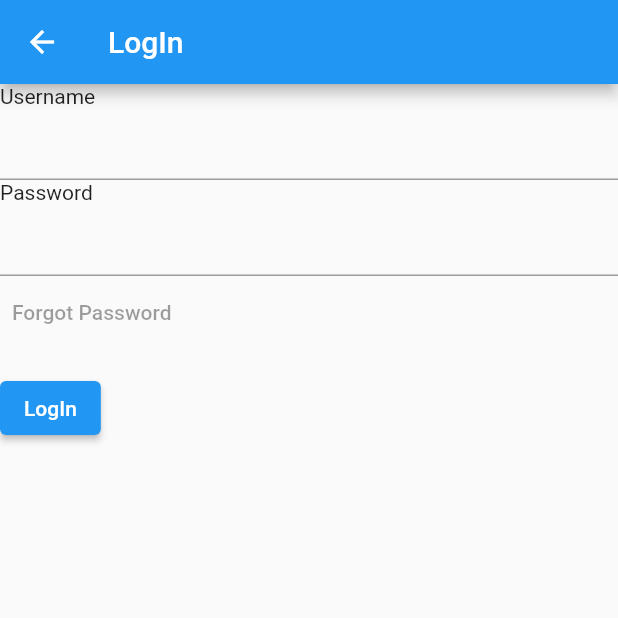
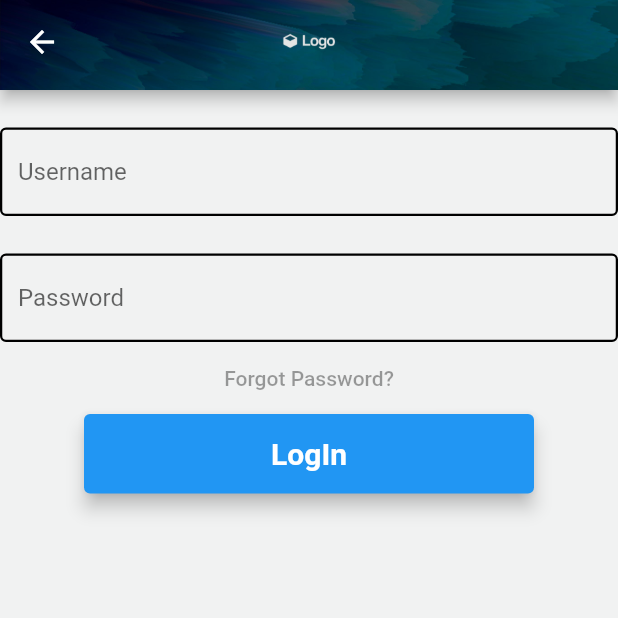
Before and after one commit to LazarM1/flutter-app, a Flutter app: the LogInScreen screen opened directly, on a phone screen of 412 x 824 dp, the top half of it. Run offline on Flutter 3.47's test engine with Material 2 defaults, Android fonts, the phone set to English and light mode, and no system bars.

Commit message:
prepravka ekrana

```diff
--- /dev/null
+++ b/app/form_editing_flutter/lib/Screen/SignIn/signin.dart
@@ -0,0 +1,92 @@
+import 'package:flutter/material.dart';
+import 'package:form_editing_flutter/nav.dart';
+
+class LogInScreen extends StatelessWidget {
+  Widget build(BuildContext context) {
+    return Scaffold(appBar: (Nav()), body: LogInForm());
+  }
+}
+
+class LogInForm extends StatefulWidget {
+  @override
+  _LogInForm createState() => _LogInForm();
+}
+
+class _LogInForm extends State<LogInForm> {
+  final _LogInKey = GlobalKey<FormState>(); //unique id for Form
+  @override
+  Widget build(BuildContext context) {
+    // Build a Form widget using the _formKey created above.
+    return Form(
+        key: _LogInKey,
+        child: Center(
+          child: Column(
+            children: <Widget>[
+              SizedBox(
+                height: 25,
+              ),
+              TextFormField(
+                  validator: (value) {
+                    if (value == null || value.isEmpty) {
+                      return 'Enter Username';
+                    }
+                    return null;
+                  },
+                  decoration: InputDecoration(
+                      hintText: "Username",
+                      focusedBorder: OutlineInputBorder(
+                        borderSide: BorderSide(color: Colors.black, width: 1.5),
+                      ),
+                      enabledBorder: OutlineInputBorder(
+                        borderSide: BorderSide(color: Colors.black, width: 1.5),
+                      ))),
+              SizedBox(
+                height: 25,
+              ),
+              TextFormField(
+                  validator: (value) {
+                    if (value == null || value.isEmpty) {
+                      return 'Enter Password';
+                    }
+                    return null;
+                  },
+                  obscureText: true,
+                  decoration: InputDecoration(
+                      hintText: "Password",
+                      focusedBorder: OutlineInputBorder(
+                        borderSide: BorderSide(color: Colors.black, width: 1.5),
+                      ),
+                      enabledBorder: OutlineInputBorder(
+                        borderSide: BorderSide(color: Colors.black, width: 1.5),
+                      ))),
+              TextButton(
+                onPressed: null,
+                child: Text('Forgot Password?'),
+                style: TextButton.styleFrom(primary: Colors.black),
+              ),
+              SizedBox(
+                  width: 300,
+                  child: ElevatedButton(
+                    style: ElevatedButton.styleFrom(
+                      padding:
+                          EdgeInsets.symmetric(horizontal: 15, vertical: 15),
+                      textStyle: TextStyle(
+                          color: Colors.white,
+                          fontSize: 20,
+                          fontWeight: FontWeight.bold),
+                      shadowColor: Colors.black,
+                      elevation: 5,
+                    ),
+                    onPressed: () {
+                      if (_LogInKey.currentState!.validate()) {
+                        ScaffoldMessenger.of(context)
+                            .showSnackBar(SnackBar(content: Text('Welcome')));
+                      }
+                    },
+                    child: Text('LogIn'),
+                  )),
+            ],
+          ),
+        ));
+  }
+}
--- a/app/form_editing_flutter/lib/main.dart
+++ b/app/form_editing_flutter/lib/main.dart
@@ -1,4 +1,6 @@
 import 'package:flutter/material.dart';
+
+import 'Screen/Welcome/welcome.dart';
 
 void main() {
   runApp(MyApp());
@@ -20,6 +22,7 @@ class MyApp extends StatelessWidget {
         // or simply save your changes to "hot reload" in a Flutter IDE).
         // Notice that the counter didn't reset back to zero; the application
         // is not restarted.
+        scaffoldBackgroundColor: const Color(0xfff1f2f2),
         primarySwatch: Colors.blue,
         accentColor: Colors.deepPurpleAccent,
       ),
@@ -27,170 +30,3 @@ class MyApp extends StatelessWidget {
     );
   }
 }
-
-class MyHomePage extends StatefulWidget {
-  MyHomePage({Key? key, required this.title}) : super(key: key);
-
-  // This widget is the home page of your application. It is stateful, meaning
-  // that it has a State object (defined below) that contains fields that affect
-  // how it looks.
-
-  // This class is the configuration for the state. It holds the values (in this
-  // case the title) provided by the parent (in this case the App widget) and
-  // used by the build method of the State. Fields in a Widget subclass are
-  // always marked "final".
-
-  final String title;
-
-  @override
-  _MyHomePageState createState() => _MyHomePageState();
-}
-
-class LogInScreen extends StatefulWidget {
-  @override
-  _LogIn createState() => _LogIn();
-}
-
-class _LogIn extends State<LogInScreen> {
-  @override
-  Widget build(BuildContext context) {
-    return Scaffold(
-        appBar: AppBar(
-          title: Text("LogIn"),
-        ),
-        body: LogInForm());
-  }
-}
-
-class LogInForm extends StatefulWidget {
-  @override
-  _LogInForm createState() => _LogInForm();
-}
-
-class _LogInForm extends State<LogInForm> {
-  final _LogInKey = GlobalKey<FormState>(); //unique id for Form
-  @override
-  Widget build(BuildContext context) {
-    // Build a Form widget using the _formKey created above.
-    return Form(
-      key: _LogInKey,
-      child: Column(
-        crossAxisAlignment: CrossAxisAlignment.start,
-        children: <Widget>[
-          Text('Username'),
-          TextFormField(
-            // The validator receives the text that the user has entered.
-            validator: (value) {
-              if (value == null || value.isEmpty) {
-                return 'Enter Username';
-              }
-              return null;
-            },
-          ),
-          Text('Password'),
-          TextFormField(
-            // The validator receives the text that the user has entered.
-            validator: (value) {
-              if (value == null || value.isEmpty) {
-                return 'Enter Password';
-              }
-              return null;
-            },
-          ),
-          TextButton(
-            onPressed: null,
-            child: Text('Forgot Password'),
-            style: TextButton.styleFrom(primary: Colors.black),
-          ),
-          Padding(
-            padding: const EdgeInsets.symmetric(vertical: 16.0),
-            child: ElevatedButton(
-              onPressed: () {
-                // Validate returns true if the form is valid, or false otherwise.
-                if (_LogInKey.currentState!.validate()) {
-                  // If the form is valid, display a snackbar. In the real world,
-                  // you'd often call a server or save the information in a database.
-                  ScaffoldMessenger.of(context)
-                      .showSnackBar(SnackBar(content: Text('Welcome')));
-                }
-              },
-              child: Text('LogIn'),
-            ),
-          ),
-        ],
-      ),
-    );
-  }
-}
-
-class Register extends StatefulWidget {
-  @override
-  _Register createState() => _Register();
-}
-
-class _Register extends State<Register> {
-  @override
-  Widget build(BuildContext context) {
-    return Scaffold(
-      appBar: AppBar(
-        title: Text("Register"),
-      ),
-      body: Center(child: Text('Register Page')),
-    );
-  }
-}
-
-class _MyHomePageState extends State<MyHomePage> {
-  @override
-  Widget build(BuildContext context) {
-    final ButtonStyle style =
-        ElevatedButton.styleFrom(textStyle: const TextStyle(fontSize: 20));
-    return Scaffold(
-      appBar: AppBar(
-        // Here we take the value from the MyHomePage object that was created by
-        // the App.build method, and use it to set our appbar title.
-        title: Text(widget.title),
-      ),
-      body: Center(
-        // Center is a layout widget. It takes a single child and positions it
-        // in the middle of the parent.
-        child: Column(
-          // Column is also a layout widget. It takes a list of children and
-          // arranges them vertically. By default, it sizes itself to fit its
-          // children horizontally, and tries to be as tall as its parent.
-          //
-          // Invoke "debug painting" (press "p" in the console, choose the
-          // "Toggle Debug Paint" action from the Flutter Inspector in Android
-          // Studio, or the "Toggle Debug Paint" command in Visual Studio Code)
-          // to see the wireframe for each widget.
-          //
-          // Column has various properties to control how it sizes itself and
-          // how it positions its children. Here we use mainAxisAlignment to
-          // center the children vertically; the main axis here is the vertical
-          // axis because Columns are vertical (the cross axis would be
-          // horizontal).
-          mainAxisAlignment: MainAxisAlignment.center,
-          children: <Widget>[
-            ElevatedButton(
-              style: style,
-              onPressed: () {
-                Navigator.push(context,
-                    MaterialPageRoute(builder: (context) => LogInScreen()));
-              },
-              child: const Text('LogIn'),
-            ),
-            ElevatedButton(
-              style: style,
-              onPressed: () {
-                Navigator.push(context,
-                    MaterialPageRoute(builder: (context) => Register()));
-              },
-              child: const Text('Register'),
-            ),
-          ],
-        ),
-      ),
-      // This trailing comma makes auto-formatting nicer for build methods.
-    );
-  }
-}
--- /dev/null
+++ b/app/form_editing_flutter/lib/nav.dart
@@ -0,0 +1,26 @@
+import 'package:flutter/material.dart';
+
+class Nav extends StatelessWidget implements PreferredSize {
+  Widget build(BuildContext context) {
+    return AppBar(
+        flexibleSpace: Container(
+            decoration: BoxDecoration(
+              image: DecorationImage(
+                image: AssetImage('assets/images/background.jpg'),
+                fit: BoxFit.cover,
+              ),
+            ),
+            child: Column(
+                crossAxisAlignment: CrossAxisAlignment.center,
+                children: <Widget>[
+                  Image.asset('assets/images/logo.png',
+                      width: 55.0, height: 55.0)
+                ])));
+  }
+
+  @override
+  Widget get child => throw UnimplementedError();
+
+  @override
+  Size get preferredSize => const Size.fromHeight(60);
+}
--- a/app/form_editing_flutter/pubspec.yaml
+++ b/app/form_editing_flutter/pubspec.yaml
@@ -44,9 +44,8 @@ flutter:
   # the material Icons class.
   uses-material-design: true
 
-  # To add assets to your application, add an assets section, like this:
-  # assets:
-  #   - images/a_dot_burr.jpeg
+  assets:
+    - assets/images/
   #   - images/a_dot_ham.jpeg
 
   # An image asset can refer to one or more resolution-specific "variants", see
```
Also changed, not shown: app/form_editing_flutter/lib/Screen/Register/register.dart (added, +74 -0 lines), app/form_editing_flutter/lib/Screen/Welcome/welcome.dart (added, +73 -0 lines), app/form_editing_flutter/assets/images/background.jpg (added), app/form_editing_flutter/assets/images/logo.png (added).
